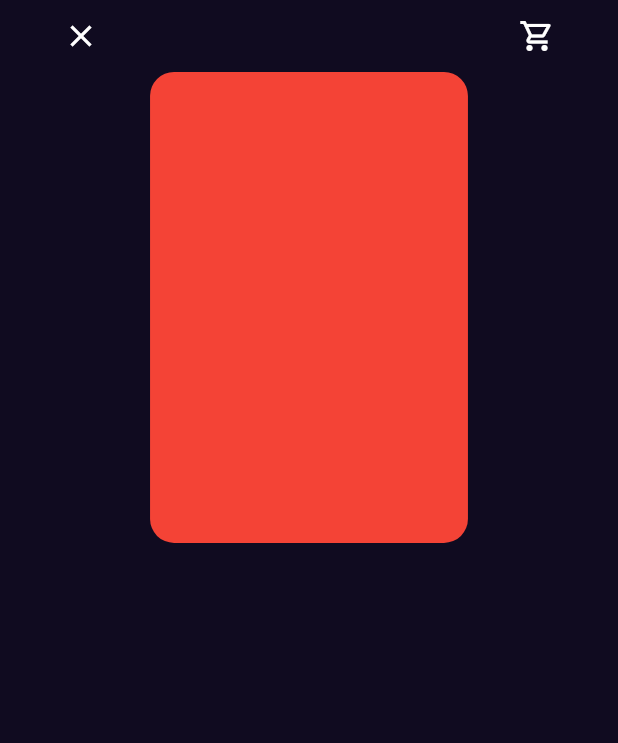
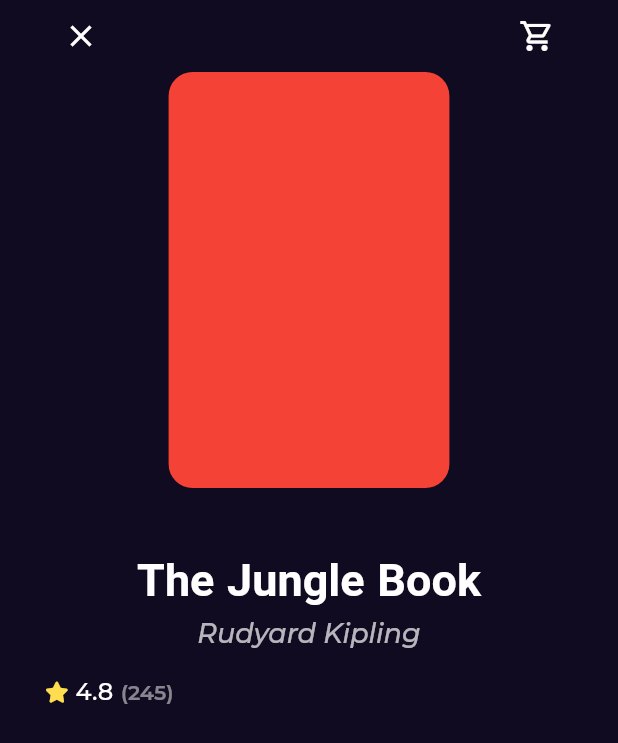
Before and after one commit to EMADOMARAH/bookly, a Flutter app: the BookDetailesView screen opened by its route, on a phone screen of 412 x 824 dp. Shown: the top 743 px of the screen. Run offline on Flutter 3.47's test engine with Material 2 defaults, Android fonts, the phone set to English and light mode, and no system bars; our stand-ins replace font_awesome_flutter, go_router, google_fonts.

Commit message:
add rating to book details

```diff
--- a/lib/features/home/presentation/views/widget/book_detailes_view_body.dart
+++ b/lib/features/home/presentation/views/widget/book_detailes_view_body.dart
@@ -1,6 +1,8 @@
+import 'package:bookly/features/home/presentation/views/widget/book_rating.dart';
 import 'package:bookly/features/home/presentation/views/widget/custom_book_item.dart';
 import 'package:flutter/material.dart';
 
+import '../../../../../core/utils/styles.dart';
 import 'custom_book_details_app_bar.dart';
 
 class BookDetailesViewBody extends StatelessWidget {
@@ -15,9 +17,18 @@ class BookDetailesViewBody extends StatelessWidget {
         children:  [
           const CustomBookDeatilesAppBar(),
           Padding(
-            padding: EdgeInsets.symmetric(horizontal: width* 0.17),
+            padding: EdgeInsets.symmetric(horizontal: width* 0.2),
             child: const CustomBookImage(),
           ),
+          const SizedBox(height: 43,),
+          Text('The Jungle Book' , style: Styles.textStyle30.copyWith(fontWeight: FontWeight.bold),),
+          const SizedBox(height: 6,),
+          Opacity(
+              opacity: 0.7,
+              child: Text('Rudyard Kipling' , style: Styles.textStyle18.copyWith(fontStyle: FontStyle.italic , fontWeight: FontWeight.w500),)),
+          const SizedBox(height: 18,),
+          const BookRating(mainAxisAlignment: MainAxisAlignment.center,),
+
         ],
       ),
     );
--- a/lib/features/home/presentation/views/widget/book_rating.dart
+++ b/lib/features/home/presentation/views/widget/book_rating.dart
@@ -4,22 +4,28 @@ import 'package:font_awesome_flutter/font_awesome_flutter.dart';
 import '../../../../../core/utils/styles.dart';
 
 class BookRating extends StatelessWidget {
-  const BookRating({Key? key}) : super(key: key);
+  const BookRating({Key? key , this.mainAxisAlignment = MainAxisAlignment.start}) : super(key: key);
 
+
+  final MainAxisAlignment mainAxisAlignment;
   @override
   Widget build(BuildContext context) {
     return Row(
-      children:  [
+      children:   [
         const Icon(
             FontAwesomeIcons.solidStar,
+            size: 14,
             color:Color(0xffFFDD4F)
         ),
         const SizedBox( width: 6.3,),
-        const Text('4.8',
+        const  Text('4.8',
           style: Styles.textStyle16,),
         const SizedBox( width: 5,),
-        Text('(245)' ,
-          style: Styles.textStyle14.copyWith(color: const Color(0xff707070)),)
+         Opacity(
+          opacity: 0.5,
+          child:  Text('(245)' ,
+            style: Styles.textStyle14.copyWith(fontWeight: FontWeight.w600),),
+        )
       ],
     );
   }
```
